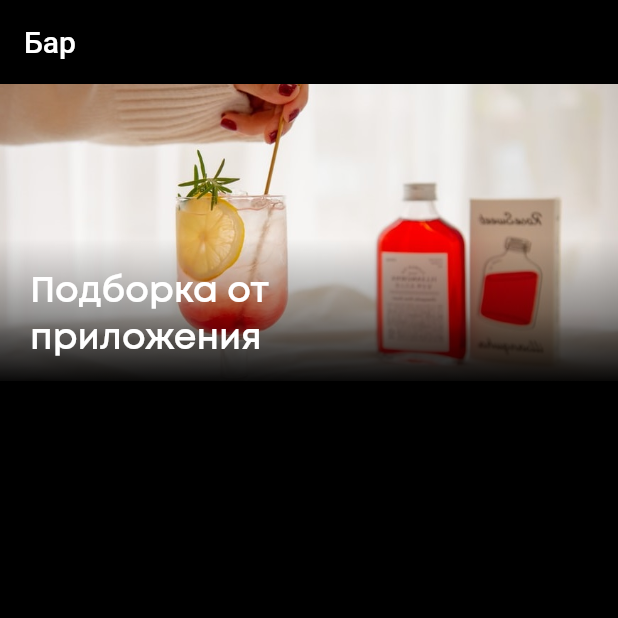
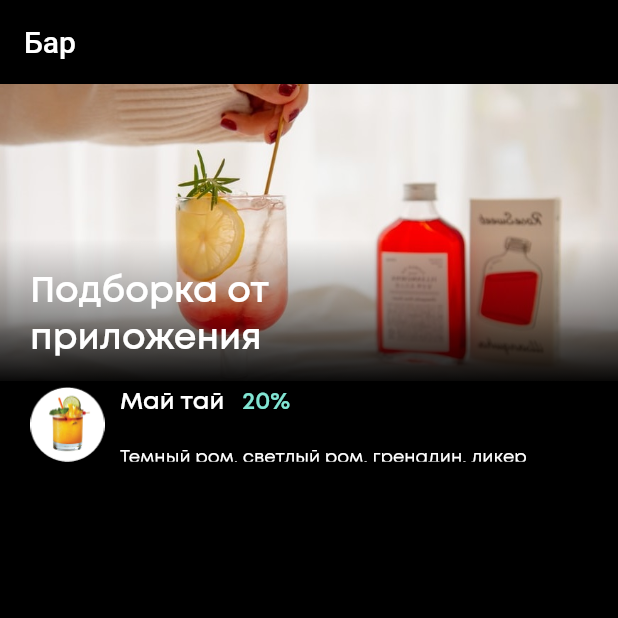
Before and after one commit to fedek1324/uDrink-863-frame, a Flutter app: the screen it shows after launch, on a phone screen of 412 x 824 dp, the top half of it. Run offline on Flutter 3.47's test engine with Material 2 defaults, Android fonts, the phone set to English and light mode, and no system bars; missing offline and left inert: word_break_text.

Commit message:
started cockail list

```diff
--- a/lib/components/flame863.dart
+++ b/lib/components/flame863.dart
@@ -6,22 +6,86 @@ import 'package:word_break_text/word_break_text.dart';
 class Frame863 extends StatelessWidget {
   const Frame863({Key? key}) : super(key: key);
 
-  // Todo: fix image, fix text wrap, check padding
+  // Todo: fix image, fix text wrap, check constants
   @override
   Widget build(BuildContext context) {
     Size size = MediaQuery.of(context).size;
     return Scaffold(
-      appBar: buildAppBar(),
-      //total figma height 1193 px
-      //total figma width 414 px
-      body: PictureHeader(size: size),
-    );
+        appBar: buildAppBar(),
+        //total figma height 1193 px
+        //total figma width 414 px
+        body: Column(children: [
+          PictureHeader(size: size),
+          Container( // Container to make row elem expanded
+            height: 50,
+            child: Row(
+              children: [
+                Padding(
+                  padding:
+                      const EdgeInsets.only(left: kDefaultPadding, right: 10),
+                  child: Image.asset(
+                    "assets/images/maiTai.png",
+                    width: 50,
+                    height: 50,
+                  ),
+                ),
+                Expanded(
+                  child: Container( // Container to make col elem expanded
+                    height: 50,
+                    child: Column(
+                      crossAxisAlignment: CrossAxisAlignment.start,
+                      mainAxisAlignment: MainAxisAlignment.spaceAround,
+                      children: [
+                        RichText(
+                          text: const TextSpan(
+                            children: [
+                              TextSpan(
+                                  text: "Май тай" + "   ",
+                                  style: TextStyle(
+                                    fontFamily: 'Mont',
+                                    fontStyle: FontStyle.normal,
+                                    fontWeight: FontWeight.bold,
+                                    fontSize: 16,
+                                  )),
+                              TextSpan(
+                                text: "20%" + "\n",
+                                style: TextStyle(
+                                  fontFamily: 'Mont',
+                                  fontStyle: FontStyle.normal,
+                                  fontWeight: FontWeight.bold,
+                                  fontSize: 16,
+                                  color: kPrimaryColor,
+                                ),
+                              ),
+                            ],
+                          ),
+                        ),
+                        Expanded(
+                          child: Text(
+                            "Темный ром, светлый ром, гренадин, ликер Cointreau, ананасовый сок",
+                            style: TextStyle(
+                              fontFamily: 'Mont',
+                              fontStyle: FontStyle.normal,
+                              fontWeight: FontWeight.w600,
+                              fontSize: 12,
+                              color: kTextColor,
+                            ),
+                          ),
+                        ),
+                      ],
+                    ),
+                  ),
+                ),
+              ],
+            ),
+          ),
+        ]));
   }
 
   AppBar buildAppBar() {
     return AppBar(
       elevation: 0,
-      title: Text('Бар'),
+      title: const Text('Бар'),
     );
   }
 }
@@ -40,9 +104,9 @@ class PictureHeader extends StatelessWidget {
       Container(
         height: size.height * 0.24, // 290 / 1193
         width: size.width,
-        decoration: BoxDecoration(
-          image: DecorationImage(
-            image: AssetImage("assets/images/coctail.jpg"),
+        decoration: const BoxDecoration(
+          image: const DecorationImage(
+            image: const AssetImage("assets/images/coctail.jpg"),
             fit: BoxFit.cover,
           ),
           // gradient doesnt work there
@@ -74,12 +138,11 @@ class PictureHeader extends StatelessWidget {
         height: size.height * 0.245, // 0.005 removes white spripe
         alignment: Alignment.bottomLeft,
         width: 180,
-        child: Text(
-          'Подборка от приложения',
-          textAlign: TextAlign.start,
-          style: TextStyle(fontFamily: 'Mont', fontSize: 24, fontWeight: FontWeight.bold)
-          ),
-        ),
+        child: const Text('Подборка от приложения',
+            textAlign: TextAlign.start,
+            style: const TextStyle(
+                fontFamily: 'Mont', fontSize: 24, fontWeight: FontWeight.bold)),
+      ),
     ]);
   }
 }
```
Also changed, not shown: assets/images/collins.png (added), assets/images/kobbler.png (added), assets/images/maiTai.png (added), assets/images/skuiz.png (added), assets/images/sling.png (added).
